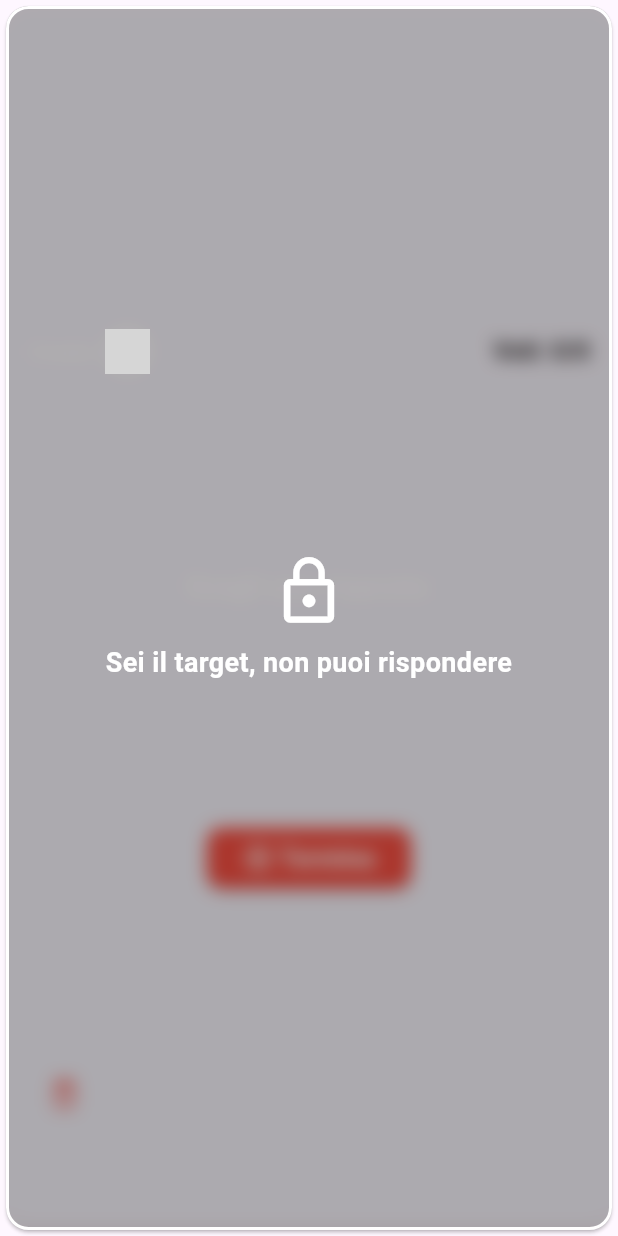
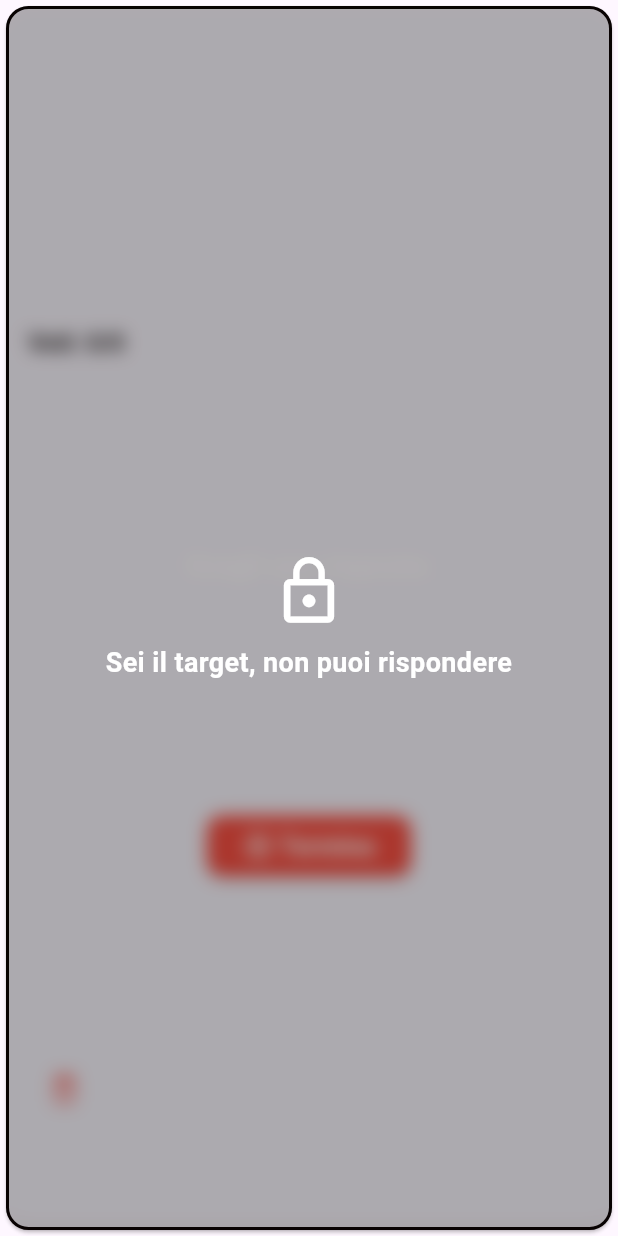
Before and after one commit to morenoboasso/wwe-sus, a Flutter app: the BetCard widget shown alone on an empty page, opened directly with empty values, on a phone screen of 412 x 824 dp. Run offline on Flutter 3.47's test engine with Material 3 defaults, Android fonts, the phone set to English and light mode, and no system bars; our stand-ins replace auto_size_text, cloud_firestore, firebase_core, get, get_storage, vibration; accounts and stored records are empty; grey boxes are pictures that could not be loaded.

Commit message:
removed useless things

```diff
--- a/lib/widgets/bet_card/bet_card_shape.dart
+++ b/lib/widgets/bet_card/bet_card_shape.dart
@@ -6,13 +6,11 @@ import '../../models/bet.dart';
 import '../../services/db_service.dart';
 import '../../style/color_style.dart';
 import '../../style/text_style.dart';
-import 'bet_creator.dart';
 import 'bet_delete.dart';
 import 'bet_terminate_button.dart';
 import 'bets_answer/bet_answers.dart';
 import 'answer_confirm_button.dart';
 import 'bet_description.dart';
-import 'bet_target.dart';
 import 'bet_title.dart';
 
 class BetCard extends StatefulWidget {
@@ -108,7 +106,7 @@ class _BetCardState extends State<BetCard> {
       surfaceTintColor: ColorsBets.whiteHD,
       shape: RoundedRectangleBorder(
         borderRadius: BorderRadius.circular(15),
-        side: const BorderSide(color: ColorsBets.whiteHD, width: 2),
+        side: const BorderSide(color: ColorsBets.blackHD, width: 2),
       ),
       child: ClipRRect(
         borderRadius: BorderRadius.circular(15),
@@ -124,21 +122,10 @@ class _BetCardState extends State<BetCard> {
                   if (widget.bet.description.isNotEmpty)
                     BetDescription(description: widget.bet.description),
                   const SizedBox(height: 5),
-                  if (widget.bet.target.isNotEmpty)
-                    Row(
-                      crossAxisAlignment: CrossAxisAlignment.start,
-                      children: [
-                        BetTarget(targetName: targetName, targetAvatar: targetAvatar!),
-                      ],
-                    ),
                   Row(
                     crossAxisAlignment: CrossAxisAlignment.center,
                     mainAxisAlignment: MainAxisAlignment.spaceBetween,
                     children: [
-                      BetCreator(
-                        creatorName: widget.bet.creator,
-                        creatorAvatar: creatorAvatar,
-                      ),
                       Text(
                         'Voti: $votingCountText',
                         style: TextStyleBets.inputTextLogin,
--- a/lib/widgets/bet_card/bet_creator.dart
+++ /dev/null
@@ -1,42 +0,0 @@
-import 'package:flutter/material.dart';
-
-import '../../style/color_style.dart';
-
-class BetCreator extends StatelessWidget {
-  final String creatorName;
-  final String? creatorAvatar;
-
-  const BetCreator({
-    super.key,
-    required this.creatorName,
-    this.creatorAvatar,
-  });
-
-  @override
-  Widget build(BuildContext context) {
-    return Padding(
-      padding: const EdgeInsets.symmetric(vertical: 10),
-      child: Row(
-        mainAxisAlignment: MainAxisAlignment.center,
-        children: [
-          const Text(
-            'Creata: ',
-            style: TextStyle(fontSize: 14, color: ColorsBets.whiteHD, fontWeight: FontWeight.bold),
-          ),
-          CircleAvatar(
-            backgroundImage: creatorAvatar != null
-                ? NetworkImage(creatorAvatar!)
-                : Image.asset('assets/logo.png').image,
-            radius: 15,
-            backgroundColor: ColorsBets.whiteHD,
-          ),
-          const SizedBox(width: 3),
-          Text(
-            creatorName,
-            style: const TextStyle(fontSize: 15, color: ColorsBets.whiteHD, fontWeight: FontWeight.bold),
-          ),
-        ],
-      ),
-    );
-  }
-}
```
Also changed, not shown: lib/widgets/bet_card/bet_target.dart (deleted, +0 -35 lines).
